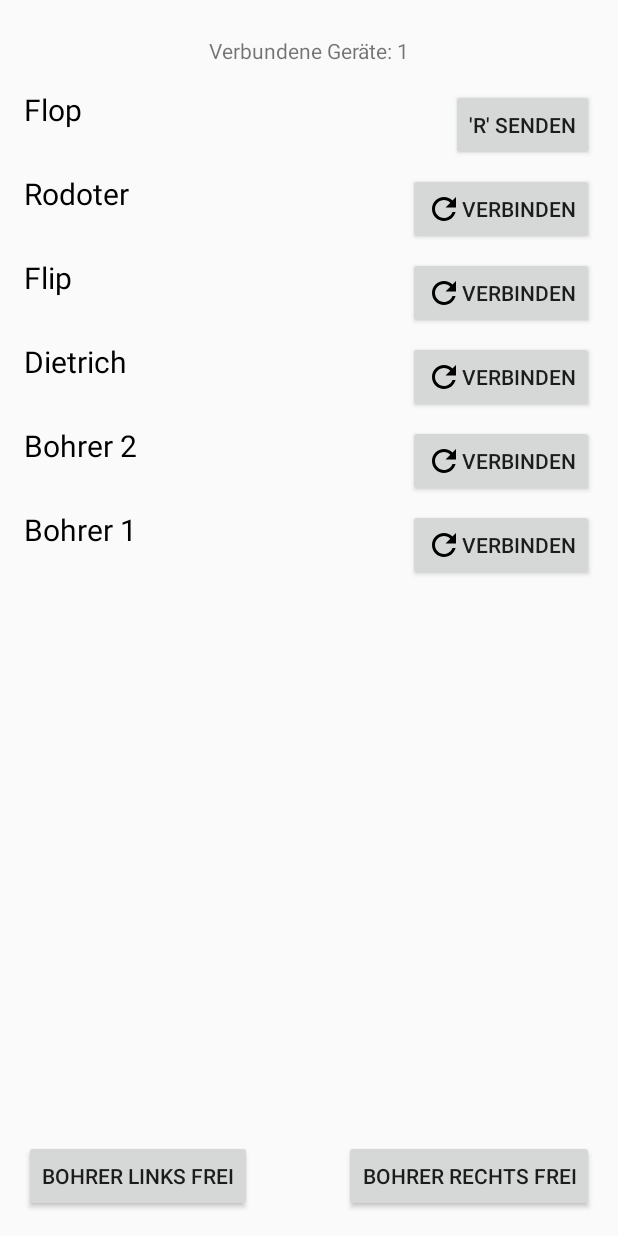
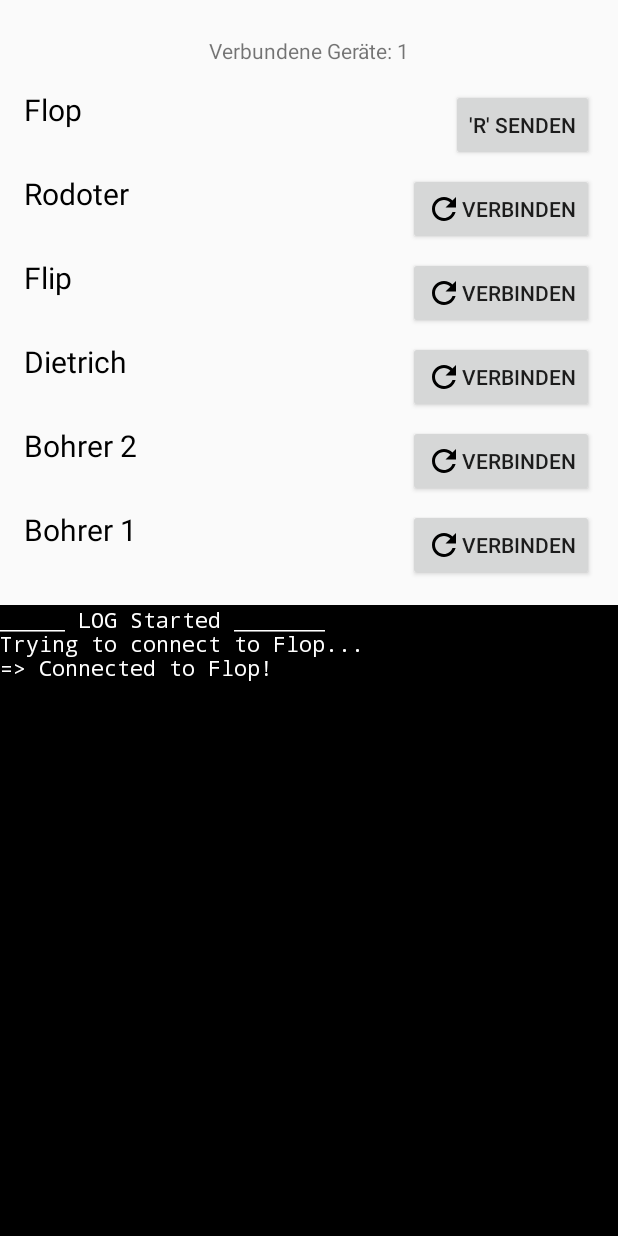
Before and after one commit to Christiandrossel/TI_Ardunino_IndustrieProduktionsstrecke, an Android app: the screen it shows after launch (MainActivity), after a tap on "VERBINDEN", on a phone screen of 412 x 824 dp. Run offline under Robolectric (Android 15) with nearby library versions, the phone set to English and light mode, and no system bars.

Commit message:
App: Log added

```diff
--- /dev/null
+++ b/Android Server App/app/src/main/java/de/htwdd/tiserver/ILogger.java
@@ -0,0 +1,6 @@
+package de.htwdd.tiserver;
+
+public interface ILogger {
+    void writeLog(String msg);
+    void writeError(String msg);
+}
--- a/Android Server App/app/src/main/java/de/htwdd/tiserver/MainActivity.java
+++ b/Android Server App/app/src/main/java/de/htwdd/tiserver/MainActivity.java
@@ -5,9 +5,6 @@
 import android.bluetooth.BluetoothAdapter;
 import android.content.Intent;
 import android.os.Bundle;
-import android.view.View;
-import android.view.View.OnClickListener;
-import android.widget.Button;
 import android.widget.TextView;
 import android.widget.Toast;
 import androidx.recyclerview.widget.LinearLayoutManager;
@@ -27,11 +24,9 @@
         super.onCreate(savedInstanceState);
 
         setContentView(R.layout.activity_main);
-
-        final Button drillL  = findViewById(R.id.btnDrillL);
-        final Button drillR = findViewById(R.id.btnDrillR);
         final RecyclerView list = findViewById(R.id.recyclerView);
         final ConnectedDevicesAdapter recyclerAdapter = new ConnectedDevicesAdapter();
+        final TextView logText = findViewById(R.id.textLog);
 
         list.setHasFixedSize(true);
         RecyclerView.LayoutManager layoutManager = new LinearLayoutManager(this);
@@ -70,17 +65,28 @@
                 });
             }
         });
-        checkBTState();
-        drillL.setOnClickListener(new OnClickListener() {
-            public void onClick(View v) {
-                    btComm.setDrillFree(2);
+        btComm.registerLogger(new ILogger() {
+            @Override
+            public void writeLog(final String msg) {
+                runOnUiThread(new Runnable() {
+                    @Override
+                    public void run() {
+                        logText.setText(logText.getText() + "\r\n" + msg);
+                    }
+                });
+            }
+
+            @Override
+            public void writeError(final String msg) {
+                runOnUiThread(new Runnable() {
+                    @Override
+                    public void run() {
+                        logText.setText(logText.getText() +"\r\n###" +  msg);
+                    }
+                });
             }
         });
-        drillR.setOnClickListener(new OnClickListener() {
-            public void onClick(View v) {
-                    btComm.setDrillFree(1);
-            }
-        });
+        checkBTState();
     }
 
     private void checkBTState() {
--- a/Android Server App/app/src/main/java/de/htwdd/tiserver/bluetooth/BluetoothClient.java
+++ b/Android Server App/app/src/main/java/de/htwdd/tiserver/bluetooth/BluetoothClient.java
@@ -4,6 +4,7 @@
 import android.bluetooth.BluetoothDevice;
 import android.bluetooth.BluetoothSocket;
 import android.util.Log;
+import de.htwdd.tiserver.ILogger;
 
 import java.io.IOException;
 import java.io.InputStream;
@@ -18,6 +19,29 @@
 
     private String _name;
     private String _mac;
+    private ILogger _logger;
+
+    private class ReceivingThread implements Runnable {
+        @Override
+        public void run() {
+            try {
+                while (true) {
+                    byte[] buffer = new byte[256];
+                    int bytes;
+                    bytes = _inStream.read(buffer);
+                    String input = new String(buffer, 0, bytes);
+                    if (!(input.equals("") || input.equals("\r\n"))) {
+                        Log.i("BluetoothClient", "<== Recv data: " + input);
+                        if(_logger != null)
+                            _logger.writeLog(_name + " <=== '" + input + "'");
+                        receivingThread(input);
+                    }
+                }
+            } catch (IOException e) {
+                onConnectionChanged();
+            }
+        }
+    }
 
     /**
      * Creates a new BluetoothClient which can communicate with the device
@@ -36,40 +60,27 @@
      */
     boolean connect(BluetoothAdapter adapter) {
         try {
+            if(_logger != null)
+                _logger.writeLog("Trying to connect to " + _name + "...");
             adapter.startDiscovery();
             BluetoothDevice btDevice = adapter.getRemoteDevice(_mac);
             UUID uuid = UUID.fromString("00001101-0000-1000-8000-00805F9B34FB");
             _btSocket = btDevice.createRfcommSocketToServiceRecord(uuid);
             _btSocket.connect();
-            adapter.cancelDiscovery();
-
             _outStream = _btSocket.getOutputStream();
             _inStream = _btSocket.getInputStream();
-            _readingThread = new Thread(new Runnable() {
-                @Override
-                public void run() {
-                    try {
-                        while (true) {
-                            byte[] buffer = new byte[256];
-                            int bytes;
-                            bytes = _inStream.read(buffer);
-                            String input = new String(buffer, 0, bytes);
-                            if (!(input.equals("") || input.equals("\r\n"))) {
-                                Log.i("BluetoothClient", "<== Recv data: " + input);
 
-                                receivingThread(input);
-                            }
-                        }
-                    } catch (IOException e) {
-                        onConnectionChanged();
-                    }
-                }
-            });
+            if(_logger != null)
+                _logger.writeLog("=> Connected to " + _name + "!");
+            _readingThread = new Thread(new ReceivingThread());
             _readingThread.start();
             onConnectionChanged();
+            adapter.cancelDiscovery();
 
         } catch (IOException e) {
             e.printStackTrace();
+            if(_logger != null)
+                _logger.writeLog("=> Failed to connect to " + _name + "!");
             return false;
         }
         return true;
@@ -88,6 +99,10 @@
         } catch (Exception e) {
             e.printStackTrace();
         }
+    }
+
+    public void registerLogger(ILogger logger) {
+        _logger = logger;
     }
 
     public String getName() {
@@ -111,22 +126,30 @@
      * Overwrite in Extended methods
      */
     void onConnectionChanged() {
+        if (_inStream == null || _outStream == null ) {
+            _logger.writeLog(_name + " disconnected!");
+        }
     }
 
     /**
      * Sends a String message to the BluetoothClient from the Device
      * @param message the String, which should get send to the Client
      */
-    void sendData(String message) {
+    synchronized void  sendData(String message) {
         byte[] msgBuffer = message.getBytes();
 
         Log.i("BluetoothClient", "==> Send data: " + message);
 
         try {
             _outStream.write(msgBuffer);
+            if(_logger != null)
+                _logger.writeLog(_name + " ==> '" + message + "'");
         } catch (IOException e) {
             e.printStackTrace();
             onConnectionChanged();
+        } catch (Exception e) {
+            if(_logger != null)
+                _logger.writeLog("Failed to send message '" + message + "' to " + _name);
         }
     }
 }
--- a/Android Server App/app/src/main/java/de/htwdd/tiserver/bluetooth/BluetoothCommunicator.java
+++ b/Android Server App/app/src/main/java/de/htwdd/tiserver/bluetooth/BluetoothCommunicator.java
@@ -1,11 +1,14 @@
 package de.htwdd.tiserver.bluetooth;
 
 import android.bluetooth.BluetoothAdapter;
+import de.htwdd.tiserver.ILogger;
 import de.htwdd.tiserver.IMachineCommunicator;
 
 import java.util.*;
 
 public class BluetoothCommunicator implements IMachineCommunicator {
+
+    private ILogger _logger;
 
     /**
      * Implement Interface in classes that have to Listen to changes in connected Devices
@@ -93,6 +96,12 @@
         _connectionListener.onConnectedClientsChanged(_clients);
     }
 
+    public void registerLogger(ILogger logger) {
+        for (BluetoothClient client : _clients) {
+            client.registerLogger(logger);
+        }
+    }
+
     /**
      * @return returns a List with all connected BluetoothClients
      */
--- a/Android Server App/app/src/main/res/layout/activity_main.xml
+++ b/Android Server App/app/src/main/res/layout/activity_main.xml
@@ -6,20 +6,6 @@
         android:layout_height="match_parent"
         tools:context=".MainActivity">
 
-    <Button
-            android:id="@+id/btnDrillR"
-            android:text="Bohrer rechts frei"
-            android:layout_width="wrap_content"
-            android:layout_height="wrap_content"
-            app:layout_constraintEnd_toEndOf="parent" android:layout_marginEnd="16dp"
-            app:layout_constraintTop_toTopOf="@+id/btnDrillL"/>
-    <Button
-            android:id="@+id/btnDrillL"
-            android:text="Bohrer links frei"
-            android:layout_width="wrap_content"
-            android:layout_height="wrap_content"
-            app:layout_constraintStart_toStartOf="parent" android:layout_marginStart="16dp"
-            app:layout_constraintBottom_toBottomOf="parent" android:layout_marginBottom="16dp"/>
     <TextView
             android:text="Verbundene Geräte: 0"
             android:layout_width="wrap_content"
@@ -30,11 +16,27 @@
 
     <androidx.recyclerview.widget.RecyclerView
             android:id="@+id/recyclerView"
-            android:layout_width="0dp"
-            android:layout_height="0dp"
+            android:layout_width="match_parent"
+            android:layout_height="wrap_content"
             app:layout_constraintTop_toBottomOf="@+id/tvConnectedDevices"
-            app:layout_constraintBottom_toTopOf="@+id/btnDrillL" android:layout_marginBottom="16dp"
             android:layout_marginTop="8dp" app:layout_constraintEnd_toEndOf="parent"
             app:layout_constraintStart_toStartOf="parent"/>
 
+    <ScrollView
+            android:layout_width="match_parent"
+            android:layout_height="0dp"
+            android:background="@android:color/black"
+            app:layout_constraintTop_toBottomOf="@+id/recyclerView"
+            app:layout_constraintBottom_toBottomOf="parent"
+            app:layout_constraintEnd_toEndOf="parent"
+            app:layout_constraintStart_toStartOf="parent" android:layout_marginTop="16dp" android:id="@+id/scrollLog">
+        <TextView
+                android:layout_width="wrap_content"
+                android:layout_height="match_parent"
+                android:text="_____ LOG Started _______"
+                android:textColor="@android:color/white"
+                android:fontFamily="monospace"
+                android:id="@+id/textLog"/>
+    </ScrollView>
+
 </androidx.constraintlayout.widget.ConstraintLayout>
```
